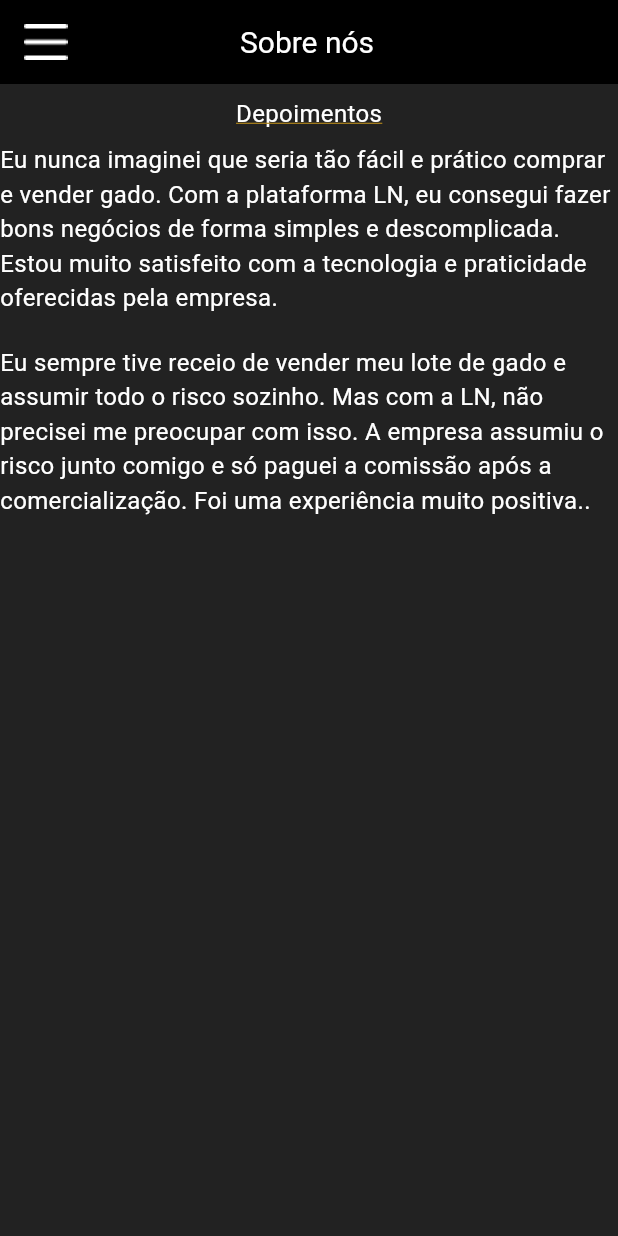
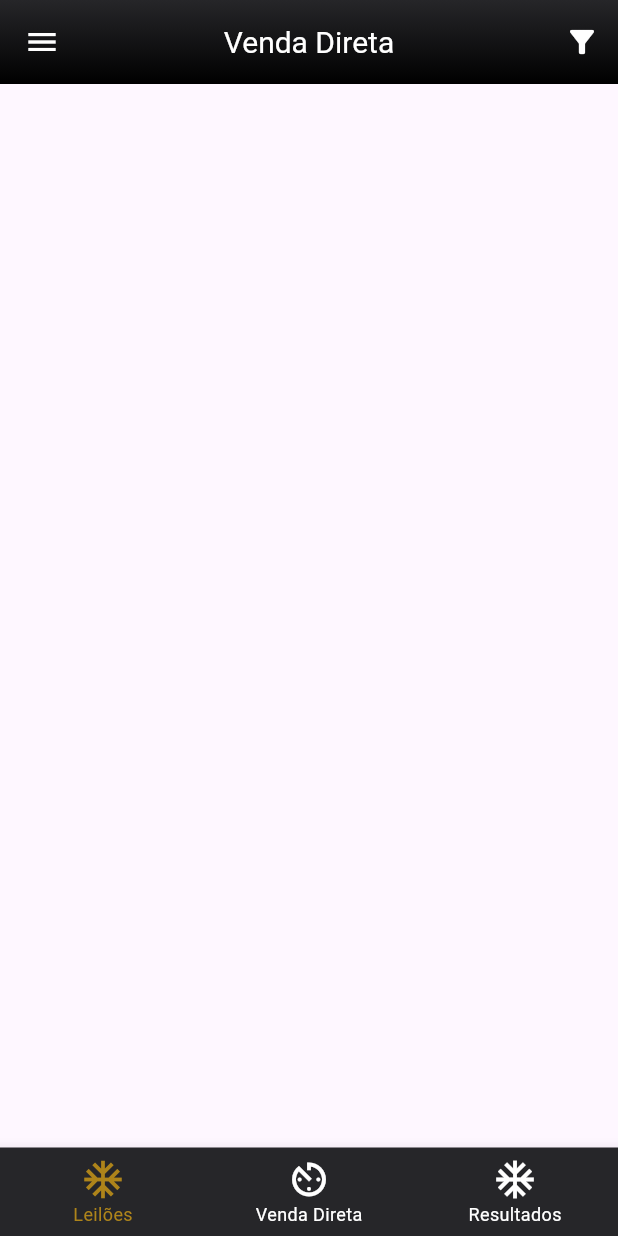
Before and after one commit to Bruno-Meireles/leilao_teste_dix, a Flutter app: the screen it shows after launch, on a phone screen of 412 x 824 dp. Run offline on Flutter 3.47's test engine with Material 3 defaults, Android fonts, the phone set to English and light mode, and no system bars.

Commit message:
adicionando  telas

```diff
--- a/lib/login.dart
+++ b/lib/login.dart
@@ -1,5 +1,6 @@
 import 'package:flutter/material.dart';
 import 'package:leilao_teste_dix/apresentacao.dart';
+import 'package:leilao_teste_dix/cadastro.dart';
 import 'package:leilao_teste_dix/router/path.dart';
 
 class Login extends StatefulWidget {
@@ -142,7 +143,9 @@
               height: 20,
             ),
             ElevatedButton(
-              onPressed: () {},
+              onPressed: () {
+                Navigator.of(context).push(MaterialPageRoute(builder: (context) => const Cadastro()));
+              },
               style: ElevatedButton.styleFrom(
                 shape: const RoundedRectangleBorder(
                   borderRadius: BorderRadius.all(
--- a/lib/main.dart
+++ b/lib/main.dart
@@ -1,14 +1,13 @@
 import 'package:flutter/material.dart';
+import 'package:leilao_teste_dix/venda.direta.dart';
 import 'package:leilao_teste_dix/router/path.dart';
-import 'package:leilao_teste_dix/sobre.dart';
-
 import 'apresentacao.dart';
 import 'login.dart';
 import 'cadastro.dart';
 
 void main() {
   runApp(
-    const Sobre(),
+    const VendaDireta(),
   );
 }
 
@@ -18,7 +17,7 @@
   @override
   Widget build(BuildContext context) {
     return MaterialApp(
-      home: const Sobre(),
+      home: const VendaDireta(),
       initialRoute: 'apresentacao',
       routes: {
         Routers.apresentacao.name: (_) => const Apresentacao(),
--- /dev/null
+++ b/lib/resultados.dart
@@ -0,0 +1,15 @@
+import 'package:flutter/material.dart';
+
+class Resultados extends StatefulWidget {
+  const Resultados({super.key});
+
+  @override
+  State<Resultados> createState() => _ResultadosState();
+}
+
+class _ResultadosState extends State<Resultados> {
+  @override
+  Widget build(BuildContext context) {
+    return const Placeholder();
+  }
+}
--- a/lib/sobre.dart
+++ b/lib/sobre.dart
@@ -15,9 +15,7 @@
   Widget build(BuildContext context) {
     return MaterialApp(
       home: Scaffold(
-        // bottomNavigationBar: BottomNavigationBar(items: [
-        //   BottomNavigationBarItem(icon: (Icons.search))
-        // ]),
+        // bottomNavigationBar: BottomNavigationBar(items: [items]),
         backgroundColor: const Color(0xff222222),
         appBar: CustomAppBar(
           image: Image.asset("image/hamburguer.png"),
--- /dev/null
+++ b/lib/venda.direta.dart
@@ -0,0 +1,91 @@
+import 'package:flutter/material.dart';
+
+class VendaDireta extends StatefulWidget {
+  const VendaDireta({super.key});
+
+  @override
+  State<VendaDireta> createState() => _VendaDiretaState();
+}
+
+class _VendaDiretaState extends State<VendaDireta> {
+  int currentIndex = 0;
+  @override
+  Widget build(BuildContext context) {
+    return MaterialApp(
+      debugShowCheckedModeBanner: false,
+      home: Scaffold(
+        bottomNavigationBar: BottomNavigationBar(
+          type: BottomNavigationBarType.fixed,
+          backgroundColor: const Color(0xff262629),
+          selectedItemColor: const Color(0xffAE841A),
+          unselectedItemColor: const Color(0xffFFFFFF),
+          iconSize: 30,
+          selectedFontSize: 12,
+          onTap: (index) => setState(() => currentIndex = index),
+          currentIndex: currentIndex,
+          items: const [
+            BottomNavigationBarItem(
+              icon: Icon(Icons.ac_unit),
+              label: "Leilões",
+            ),
+            BottomNavigationBarItem(
+              icon: Icon(Icons.av_timer_sharp),
+              label: "Venda Direta",
+            ),
+            BottomNavigationBarItem(
+              icon: Icon(Icons.ac_unit),
+              label: "Resultados",
+            ),
+          ],
+        ),
+        appBar: AppBar(
+          title: const Text(
+            "Venda Direta",
+            style: TextStyle(
+              fontSize: 20,
+              color: Color(0xffFFFFFF),
+            ),
+          ),
+          flexibleSpace: Container(
+            decoration: const BoxDecoration(
+              gradient: LinearGradient(
+                begin: Alignment.bottomCenter,
+                end: Alignment.topCenter,
+                colors: [
+                  Color(0xff000000),
+                  Color(0xff262629),
+                ],
+              ),
+            ),
+          ),
+          centerTitle: true,
+          actions: <Widget>[
+            IconButton(
+              icon: const Icon(
+                Icons.filter_alt,
+                color: Color(0xFfFFFFFF),
+              ),
+              tooltip: 'Open shopping cart',
+              onPressed: () {
+                Scaffold.of(context).openDrawer();
+              },
+            ),
+          ],
+          leading: Builder(
+            builder: (BuildContext context) {
+              return IconButton(
+                icon: const Icon(
+                  Icons.menu,
+                  color: Colors.white,
+                ),
+                onPressed: () {
+                  Scaffold.of(context).openDrawer();
+                },
+              );
+            },
+          ),
+        ),
+      ),
+    );
+  }
+}
```
Also changed, not shown: lib/cadastro.dart (+12 -6 lines), lib/leilao.dart (added, +15 -0 lines), image/Component 34.png (added), image/appbar.png (added), image/assets/Vector.svg (deleted), image/assets/icons/leiloes.png (added), image/assets/icons/resultados.png (added), image/assets/icons/venda_direta.png (added), image/filtro.png/Property 1=Default.png (added), image/filtro.png/Property 1=Variant3.png (added), image/image.boy/novilha.png (added), image/image.boy/novilha1.png (added).
